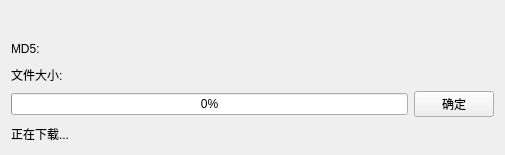
Before: the Qt Designer form src/libs/update/winsupdate.ui in sundm/cssd, drawn with Qt 5.
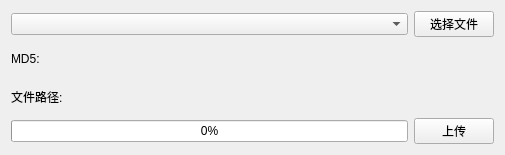
After: the same form once the commit is applied.

Commit message: 更新上传工具

The edit to the form file:
```diff
--- a/src/libs/update/winsupdate.ui
+++ b/src/libs/update/winsupdate.ui
@@ -15,14 +15,21 @@
   </property>
   <widget class="QWidget" name="centralWidget">
    <layout class="QGridLayout" name="gridLayout">
-    <item row="0" column="0">
+    <item row="0" column="0" rowspan="2" colspan="2">
      <layout class="QVBoxLayout" name="verticalLayout">
       <item>
-       <widget class="QLabel" name="versionLabel">
-        <property name="text">
-         <string/>
-        </property>
-       </widget>
+       <layout class="QHBoxLayout" name="horizontalLayout_2" stretch="1,0">
+        <item>
+         <widget class="QComboBox" name="comboBox"/>
+        </item>
+        <item>
+         <widget class="QPushButton" name="fileBtn">
+          <property name="text">
+           <string>选择文件</string>
+          </property>
+         </widget>
+        </item>
+       </layout>
       </item>
       <item>
        <widget class="QLabel" name="MD5Label">
@@ -34,7 +41,7 @@
       <item>
        <widget class="QLabel" name="sizeLabel">
         <property name="text">
-         <string>文件大小:</string>
+         <string>文件路径:</string>
         </property>
        </widget>
       </item>
@@ -50,19 +57,12 @@
         <item>
          <widget class="QPushButton" name="pushButton">
           <property name="text">
-           <string>确定</string>
+           <string>上传</string>
           </property>
          </widget>
         </item>
        </layout>
       </item>
-      <item>
-       <widget class="QLabel" name="infoLabel">
-        <property name="text">
-         <string>正在下载...</string>
-        </property>
-       </widget>
-      </item>
      </layout>
     </item>
    </layout>
```
Left out of the diff: 31 changed lines with no effect on the pictures. The commit also changes 9 other files.
